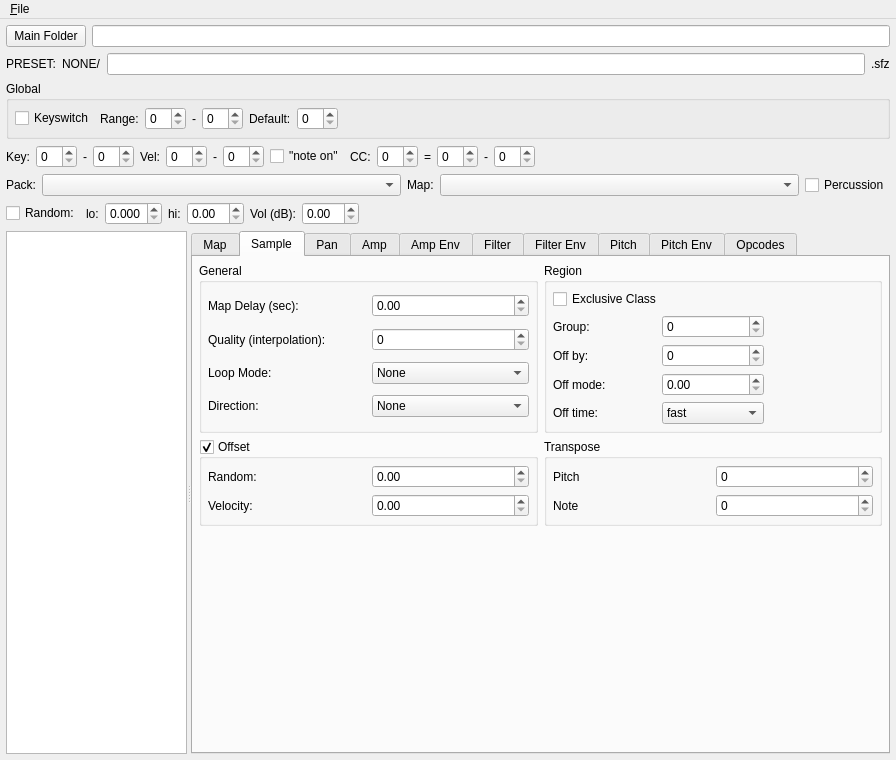
This is src/ui/mainwindow.ui in michael02022/sfzbuilder as Qt 5 draws it before an edit. The edited form follows.
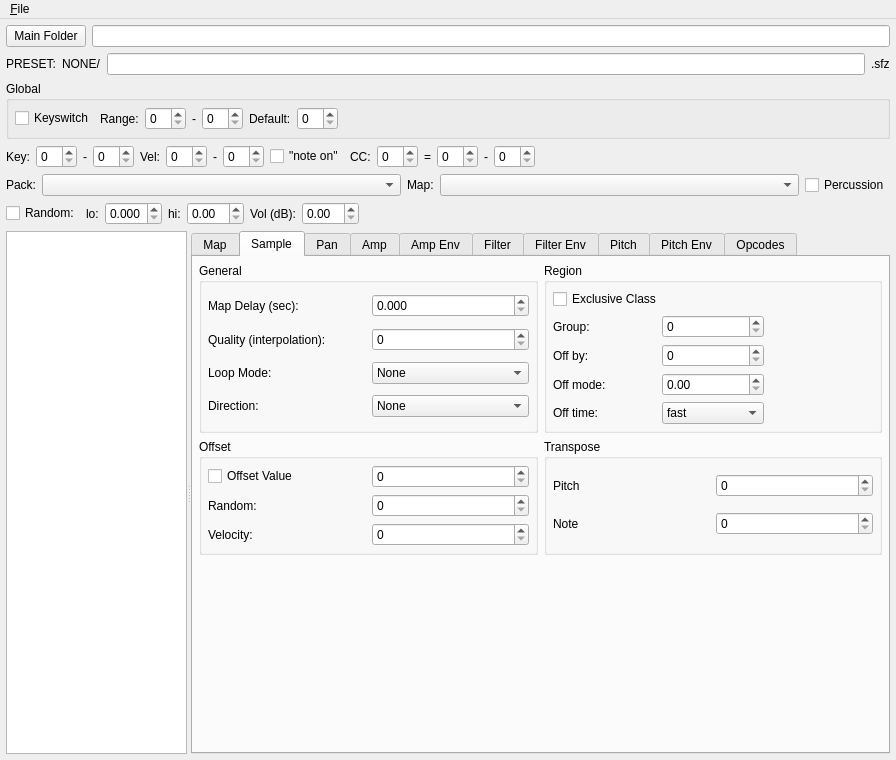
This is the edited form. The open tabs and pages were chosen to show the change. Icons and pictures are not drawn.

Commit message: changed offset gui - added correct widget for opcodes

Patch:
```diff
--- a/src/ui/mainwindow.ui
+++ b/src/ui/mainwindow.ui
@@ -699,7 +699,10 @@
             <string>Offset</string>
            </property>
            <property name="checkable">
-            <bool>true</bool>
+            <bool>false</bool>
+           </property>
+           <property name="checked">
+            <bool>false</bool>
            </property>
            <layout class="QGridLayout" name="laySampleOffset">
             <property name="sizeConstraint">
@@ -724,12 +727,6 @@
               </property>
              </widget>
             </item>
-            <item row="3" column="1">
-             <widget class="QDoubleSpinBox" name="dsbSampleOffsetRandom"/>
-            </item>
-            <item row="4" column="1">
-             <widget class="QDoubleSpinBox" name="dsbSampleOffsetVelocity"/>
-            </item>
             <item row="4" column="0">
              <widget class="QLabel" name="lblSampleOffsetVelocity">
               <property name="text">
@@ -737,6 +734,22 @@
               </property>
              </widget>
             </item>
+            <item row="0" column="0">
+             <widget class="QCheckBox" name="chkSampleOffsetValue">
+              <property name="text">
+               <string>Offset Value</string>
+              </property>
+             </widget>
+            </item>
+            <item row="3" column="1">
+             <widget class="QSpinBox" name="sbxSampleOffsetRandom"/>
+            </item>
+            <item row="4" column="1">
+             <widget class="QSpinBox" name="sbxSampleOffsetVelocity"/>
+            </item>
+            <item row="0" column="1">
+             <widget class="QSpinBox" name="sbxSampleOffsetValue"/>
+            </item>
            </layout>
           </widget>
          </item>
@@ -781,7 +794,11 @@
              </widget>
             </item>
             <item row="0" column="1">
-             <widget class="QDoubleSpinBox" name="dsbSampleMapDelay"/>
+             <widget class="QDoubleSpinBox" name="dsbSampleMapDelay">
+              <property name="decimals">
+               <number>3</number>
+              </property>
+             </widget>
             </item>
             <item row="1" column="0">
              <widget class="QLabel" name="lblSampleQuality">
```
Left out of the diff: 49 changed lines with no effect on the pictures. The commit also changes 1 other file.
